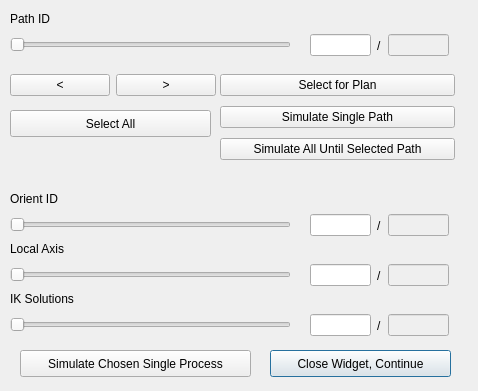
Qt form framefab_gui/src/uis/selection_widget.ui (yijiangh/choreo) before a commit.
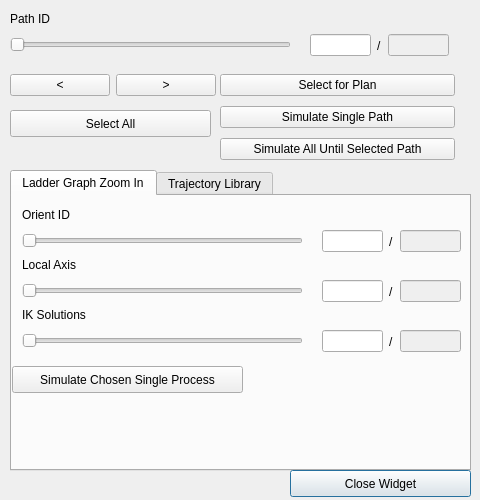
The same form after that commit. The open tabs and pages were chosen to show the change.

Commit message: renew selection widget ui.

The edit to the form file:
```diff
--- a/framefab_gui/src/uis/selection_widget.ui
+++ b/framefab_gui/src/uis/selection_widget.ui
@@ -6,8 +6,8 @@
    <rect>
     <x>0</x>
     <y>0</y>
-    <width>478</width>
-    <height>391</height>
+    <width>480</width>
+    <height>500</height>
    </rect>
   </property>
   <property name="windowTitle">
@@ -143,24 +143,46 @@
     </item>
    </layout>
   </widget>
-  <widget class="QSlider" name="slider_select_orient">
+  <widget class="QLabel" name="label_3">
    <property name="geometry">
     <rect>
      <x>10</x>
-     <y>210</y>
-     <width>281</width>
-     <height>29</height>
+     <y>10</y>
+     <width>67</width>
+     <height>17</height>
     </rect>
    </property>
-   <property name="orientation">
-    <enum>Qt::Horizontal</enum>
+   <property name="text">
+    <string>Path ID</string>
    </property>
   </widget>
+  <widget class="QTabWidget" name="tabwidget">
+   <property name="geometry">
+    <rect>
+     <x>10</x>
+     <y>170</y>
+     <width>461</width>
+     <height>301</height>
+    </rect>
+   </property>
+   <property name="autoFillBackground">
+    <bool>false</bool>
+   </property>
+   <property name="currentIndex">
+    <number>1</number>
+   </property>
+   <property name="documentMode">
+    <bool>false</bool>
+   </property>
+   <widget class="QWidget" name="tab_zoom_in">
+    <attribute name="title">
+     <string>Ladder Graph Zoom In</string>
+    </attribute>
   <widget class="QWidget" name="horizontalLayoutWidget_3">
    <property name="geometry">
     <rect>
      <x>310</x>
-     <y>210</y>
+       <y>30</y>
      <width>139</width>
      <height>31</height>
     </rect>
@@ -198,105 +220,27 @@
     </item>
    </layout>
   </widget>
-  <widget class="QLabel" name="label_3">
-   <property name="geometry">
-    <rect>
-     <x>10</x>
-     <y>10</y>
-     <width>67</width>
-     <height>17</height>
-    </rect>
-   </property>
-   <property name="text">
-    <string>Path ID</string>
-   </property>
-  </widget>
-  <widget class="QLabel" name="label_4">
-   <property name="geometry">
-    <rect>
-     <x>10</x>
-     <y>190</y>
-     <width>67</width>
-     <height>17</height>
-    </rect>
-   </property>
-   <property name="text">
-    <string>Orient ID</string>
-   </property>
-  </widget>
-  <widget class="QLabel" name="label_5">
-   <property name="geometry">
-    <rect>
-     <x>10</x>
-     <y>240</y>
-     <width>67</width>
-     <height>17</height>
-    </rect>
-   </property>
-   <property name="text">
-    <string>Local Axis</string>
-   </property>
-  </widget>
-  <widget class="QSlider" name="slider_select_local_axis">
-   <property name="geometry">
-    <rect>
-     <x>10</x>
-     <y>260</y>
-     <width>281</width>
-     <height>29</height>
-    </rect>
-   </property>
-   <property name="orientation">
-    <enum>Qt::Horizontal</enum>
-   </property>
-  </widget>
-  <widget class="QWidget" name="horizontalLayoutWidget_4">
-   <property name="geometry">
-    <rect>
-     <x>310</x>
-     <y>260</y>
-     <width>139</width>
-     <height>31</height>
-    </rect>
-   </property>
-   <layout class="QHBoxLayout" name="horizontalLayout_4">
-    <item>
-     <widget class="QLineEdit" name="lineedit_select_local_axis">
-      <property name="inputMask">
-       <string/>
-      </property>
-      <property name="clearButtonEnabled">
-       <bool>false</bool>
-      </property>
-     </widget>
-    </item>
-    <item>
-     <widget class="QLabel" name="label_6">
-      <property name="text">
-       <string>/</string>
-      </property>
-     </widget>
-    </item>
-    <item>
-     <widget class="QLineEdit" name="lineedit_max_local_axis">
+    <widget class="QPushButton" name="pushbutton_simulate_single_process">
       <property name="enabled">
-       <bool>false</bool>
-      </property>
-      <property name="frame">
        <bool>true</bool>
       </property>
-      <property name="readOnly">
-       <bool>true</bool>
-      </property>
-     </widget>
-    </item>
-   </layout>
+     <property name="geometry">
+      <rect>
+       <x>0</x>
+       <y>170</y>
+       <width>231</width>
+       <height>27</height>
+      </rect>
+     </property>
+     <property name="text">
+      <string>Simulate Chosen Single Process</string>
+     </property>
   </widget>
   <widget class="QLabel" name="label_7">
    <property name="geometry">
     <rect>
      <x>10</x>
-     <y>290</y>
+       <y>110</y>
      <width>91</width>
      <height>17</height>
     </rect>
@@ -305,11 +249,37 @@
     <string>IK Solutions</string>
    </property>
   </widget>
+    <widget class="QSlider" name="slider_select_local_axis">
+     <property name="geometry">
+      <rect>
+       <x>10</x>
+       <y>80</y>
+       <width>281</width>
+       <height>29</height>
+      </rect>
+     </property>
+     <property name="orientation">
+      <enum>Qt::Horizontal</enum>
+     </property>
+    </widget>
+    <widget class="QLabel" name="label_4">
+     <property name="geometry">
+      <rect>
+       <x>10</x>
+       <y>10</y>
+       <width>67</width>
+       <height>17</height>
+      </rect>
+     </property>
+     <property name="text">
+      <string>Orient ID</string>
+     </property>
+    </widget>
   <widget class="QSlider" name="slider_select_ik_solution">
    <property name="geometry">
     <rect>
      <x>10</x>
-     <y>310</y>
+       <y>130</y>
      <width>281</width>
      <height>29</height>
     </rect>
@@ -322,7 +292,7 @@
    <property name="geometry">
     <rect>
      <x>310</x>
-     <y>310</y>
+       <y>130</y>
      <width>139</width>
      <height>31</height>
     </rect>
@@ -360,27 +330,142 @@
     </item>
    </layout>
   </widget>
-  <widget class="QPushButton" name="pushbutton_simulate_single_process">
+    <widget class="QWidget" name="horizontalLayoutWidget_4">
+     <property name="geometry">
+      <rect>
+       <x>310</x>
+       <y>80</y>
+       <width>139</width>
+       <height>31</height>
+      </rect>
+     </property>
+     <layout class="QHBoxLayout" name="horizontalLayout_4">
+      <item>
+       <widget class="QLineEdit" name="lineedit_select_local_axis">
+        <property name="inputMask">
+         <string/>
+        </property>
+        <property name="clearButtonEnabled">
+         <bool>false</bool>
+        </property>
+       </widget>
+      </item>
+      <item>
+       <widget class="QLabel" name="label_6">
+        <property name="text">
+         <string>/</string>
+        </property>
+       </widget>
+      </item>
+      <item>
+       <widget class="QLineEdit" name="lineedit_max_local_axis">
    <property name="enabled">
+         <bool>false</bool>
+        </property>
+        <property name="frame">
     <bool>true</bool>
    </property>
+        <property name="readOnly">
+         <bool>true</bool>
+        </property>
+       </widget>
+      </item>
+     </layout>
+    </widget>
+    <widget class="QSlider" name="slider_select_orient">
    <property name="geometry">
     <rect>
-     <x>20</x>
-     <y>350</y>
-     <width>231</width>
+       <x>10</x>
+       <y>30</y>
+       <width>281</width>
+       <height>29</height>
+      </rect>
+     </property>
+     <property name="orientation">
+      <enum>Qt::Horizontal</enum>
+     </property>
+    </widget>
+    <widget class="QLabel" name="label_5">
+     <property name="geometry">
+      <rect>
+       <x>10</x>
+       <y>60</y>
+       <width>67</width>
+       <height>17</height>
+      </rect>
+     </property>
+     <property name="text">
+      <string>Local Axis</string>
+     </property>
+    </widget>
+    <zorder>pushbutton_simulate_single_process</zorder>
+    <zorder>label_7</zorder>
+    <zorder>slider_select_local_axis</zorder>
+    <zorder>label_4</zorder>
+    <zorder>horizontalLayoutWidget_3</zorder>
+    <zorder>slider_select_ik_solution</zorder>
+    <zorder>horizontalLayoutWidget_5</zorder>
+    <zorder>horizontalLayoutWidget_4</zorder>
+    <zorder>slider_select_orient</zorder>
+    <zorder>label_5</zorder>
+    <zorder>horizontalLayoutWidget_3</zorder>
+    <zorder>pushbutton_simulate_single_process</zorder>
+    <zorder>label_7</zorder>
+    <zorder>slider_select_local_axis</zorder>
+    <zorder>label_4</zorder>
+    <zorder>slider_select_ik_solution</zorder>
+    <zorder>horizontalLayoutWidget_5</zorder>
+    <zorder>horizontalLayoutWidget_4</zorder>
+    <zorder>slider_select_orient</zorder>
+    <zorder>label_5</zorder>
+   </widget>
+   <widget class="QWidget" name="tab_trajectory_library">
+    <attribute name="title">
+     <string>Trajectory Library</string>
+    </attribute>
+    <widget class="QListWidget" name="listWidget">
+     <property name="geometry">
+      <rect>
+       <x>0</x>
+       <y>0</y>
+       <width>241</width>
+       <height>271</height>
+      </rect>
+     </property>
+    </widget>
+    <widget class="QPushButton" name="pushButton">
+     <property name="geometry">
+      <rect>
+       <x>240</x>
+       <y>20</y>
+       <width>211</width>
      <height>27</height>
     </rect>
    </property>
    <property name="text">
-    <string>Simulate Chosen Single Process</string>
-   </property>
+      <string>Set Output File Path</string>
+     </property>
+    </widget>
+    <widget class="QPushButton" name="pushbutton_simulate_single_2">
+     <property name="geometry">
+      <rect>
+       <x>240</x>
+       <y>50</y>
+       <width>211</width>
+       <height>27</height>
+      </rect>
+     </property>
+     <property name="text">
+      <string>Output Chosen Path</string>
+     </property>
+    </widget>
+   </widget>
   </widget>
   <widget class="QPushButton" name="pushbutton_close_widget">
    <property name="geometry">
     <rect>
-     <x>270</x>
-     <y>350</y>
+     <x>290</x>
+     <y>470</y>
      <width>181</width>
      <height>27</height>
     </rect>
@@ -389,7 +474,7 @@
     <bool>false</bool>
    </property>
    <property name="text">
-    <string>Close Widget, Continue</string>
+    <string>Close Widget</string>
    </property>
    <property name="autoDefault">
     <bool>false</bool>
```
Lines whose indentation alone changed are shown as unchanged. The commit also changes 1 other file.
